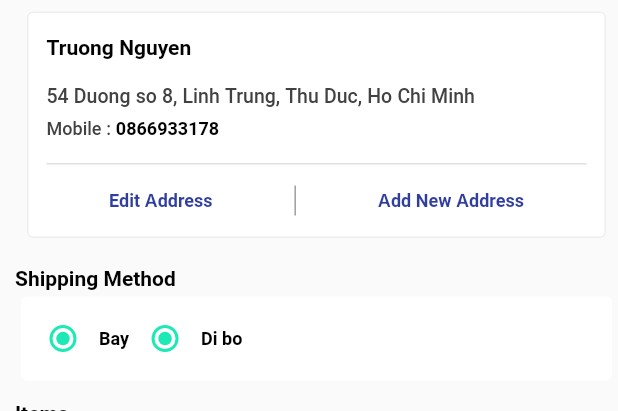
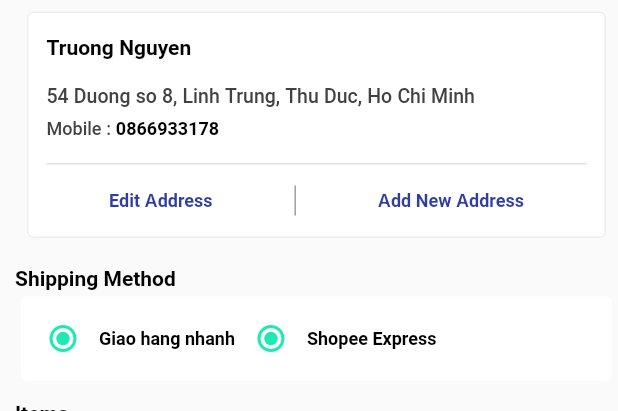
Before and after one commit to thuyety151/flutter_bookstore, a Flutter app: the CheckoutScreen screen opened by its route, on a phone screen of 412 x 824 dp, the part 125-536 px from its top. Run offline on Flutter 3.47's test engine with Material 2 defaults, Android fonts, the phone set to English and light mode, and no system bars; our stand-ins replace flutter_secure_storage, flutter_svg, getwidget, google_fonts, multi_select_flutter, photo_view and 1 more; accounts and stored records are empty; network calls fail; Roboto replaces fonts that are missing (Helvetica).

Commit message:
[UI] - Done UI

```diff
--- a/lib/provider/account_model.dart
+++ b/lib/provider/account_model.dart
@@ -22,6 +22,7 @@ class AccountModel extends ChangeNotifier {
       notifyListeners();
       return true;
     }
+
     return false;
   }
 }
--- a/lib/routes/index.dart
+++ b/lib/routes/index.dart
@@ -73,7 +73,7 @@ class RouteManager {
       case ROUTE_CHECKOUT:
         return MaterialPageRoute(builder: (context) => CheckoutScreen());
       case ROUTE_ORDER_SUCCESS:
-        return MaterialPageRoute(builder: (context) => OrderSuccess());
+        return CupertinoPageRoute(builder: (context) => OrderSuccess());
       case ROUTE_MANAGE_ORDER:
         return MaterialPageRoute(builder: (context) => ManageOrderScreen());
       case ROUTE_REVIEW:
--- a/lib/screens/checkout/components/checkout_delivery.dart
+++ b/lib/screens/checkout/components/checkout_delivery.dart
@@ -21,7 +21,7 @@ class CheckoutDelivery extends StatelessWidget {
             activeColor: Colors.tealAccent.shade400,
           ),
           Text(
-            "Bay",
+            "Giao hang nhanh",
             style: CustomTextStyle.textFormFieldMedium.copyWith(
                 color: Colors.black, fontSize: 12, fontWeight: FontWeight.w600),
           ),
@@ -33,7 +33,7 @@ class CheckoutDelivery extends StatelessWidget {
               activeColor: Colors.tealAccent.shade400,
             ),
             Text(
-              "Di bo",
+              "Shopee Express",
               style: CustomTextStyle.textFormFieldMedium.copyWith(
                   color: Colors.black, fontSize: 12, fontWeight: FontWeight.w600),
             ),
--- a/lib/screens/checkout/components/checkout_payment_method.dart
+++ b/lib/screens/checkout/components/checkout_payment_method.dart
@@ -9,8 +9,8 @@ class CheckoutPayment extends StatelessWidget {
       decoration: BoxDecoration(
           borderRadius: BorderRadius.all(Radius.circular(4)),
           border:
-              Border.all(color: Colors.tealAccent.withOpacity(0.4), width: 1),
-          color: Colors.tealAccent.withOpacity(0.2),
+              Border.all(color: Colors.orange.withOpacity(0.4), width: 1),
+          color: Colors.orange.withOpacity(0.2),
           ),
       margin: EdgeInsets.all(8),
       child: Column(
```
Also changed, not shown: lib/main.dart (line endings or trailing spaces), pubspec.lock, 1 other file.
